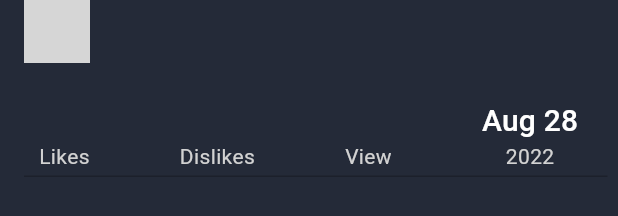
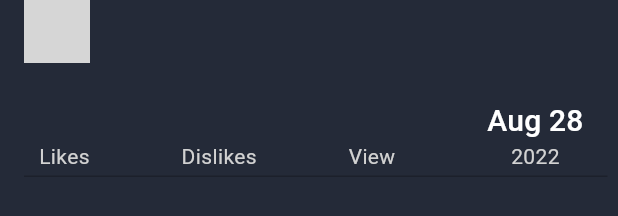
Before and after one commit to ho1yspirt/project_lagann, a Flutter app: the Description widget shown alone on an empty page, opened directly with empty values, on a phone screen of 412 x 824 dp. Shown: the part 144-360 px from the top of the screen. Run offline on Flutter 3.47's test engine with Material 2 defaults, Android fonts, the phone set to English and light mode, and no system bars; our stand-ins replace chewie, dropdown_button2, ionicons, timeago, video_player, wakelock; missing offline and left inert: auto_orientation, bottom_sheet; network calls fail; statements that could not run were skipped; grey boxes are pictures that could not be loaded.

Commit message:
UPDATE: fix bugs with commets screen, fix bug with video settings, add video controller

```diff
--- a/lib/main.dart
+++ b/lib/main.dart
@@ -5,6 +5,7 @@ import 'package:project_lagann/utils/theme.dart';
 import 'package:flutter_localizations/flutter_localizations.dart';
 import 'package:provider/provider.dart';
 import 'controllers/comments_controller.dart';
+import 'controllers/video_controller.dart';
 import 'generated/l10n.dart';
 
 void main() {
@@ -23,7 +24,8 @@ class _MyAppState extends State<MyApp> {
   Widget build(BuildContext context) {
     return MultiProvider(
       providers: [
-        ChangeNotifierProvider(create: (context) => CommentsController())
+        ChangeNotifierProvider(create: (context) => CommentsController()),
+        ChangeNotifierProvider(create: (context) => VideoController()),
       ],
       child: MaterialApp(
         // themes
--- a/lib/widgets/pro_video_widgets/video_description.dart
+++ b/lib/widgets/pro_video_widgets/video_description.dart
@@ -77,6 +77,7 @@ class _DescriptionState extends State<Description> {
               height: 26,
             ),
             Row(
+              mainAxisAlignment: MainAxisAlignment.spaceBetween,
               children: [
                 //Likes
                 Padding(
@@ -97,9 +98,7 @@ class _DescriptionState extends State<Description> {
                     ],
                   ),
                 ),
-                const SizedBox(
-                  width: 60,
-                ),
+
                 //Dislikes
                 Column(
                   children: [
@@ -116,9 +115,7 @@ class _DescriptionState extends State<Description> {
                     ),
                   ],
                 ),
-                const SizedBox(
-                  width: 60,
-                ),
+
                 //Views
                 Column(
                   children: [
@@ -135,14 +132,15 @@ class _DescriptionState extends State<Description> {
                     ),
                   ],
                 ),
-                const SizedBox(
-                  width: 60,
-                ),
+
                 //Date
-                Column(
+                Padding(
+                  padding: const EdgeInsets.only(right: 16),
+                  child: Column(
                     children: [
                       Text(
-                      DateFormat("MMM dd").format(widget.videoModel.timestamp),
+                        DateFormat("MMM dd")
+                            .format(widget.videoModel.timestamp),
                         style: kSliverAppBarTS,
                       ),
                       const SizedBox(
@@ -153,6 +151,7 @@ class _DescriptionState extends State<Description> {
                         style: kVideoInfoTS,
                       ),
                     ],
+                  ),
                 ),
               ],
             ),
--- a/lib/widgets/reply_comment_item.dart
+++ b/lib/widgets/reply_comment_item.dart
@@ -96,7 +96,7 @@ class _ReplyCommentItemState extends State<ReplyCommentItem> {
             Padding(
               padding: const EdgeInsets.only(
                 top: 36,
-                left: 49,
+                left: 35,
                 right: 68,
               ),
               child: Text(
```
Also changed, not shown: lib/proVideoScreens/proVideo_home_screen.dart (+21 -0 lines), lib/screens/comments_screen.dart (+18 -7 lines), lib/widgets/pro_video_widgets/under_video_widgets.dart (+13 -10 lines), lib/widgets/pro_video_widgets/video_settings.dart (+4 -4 lines). Lines whose indentation alone changed are shown as unchanged.
